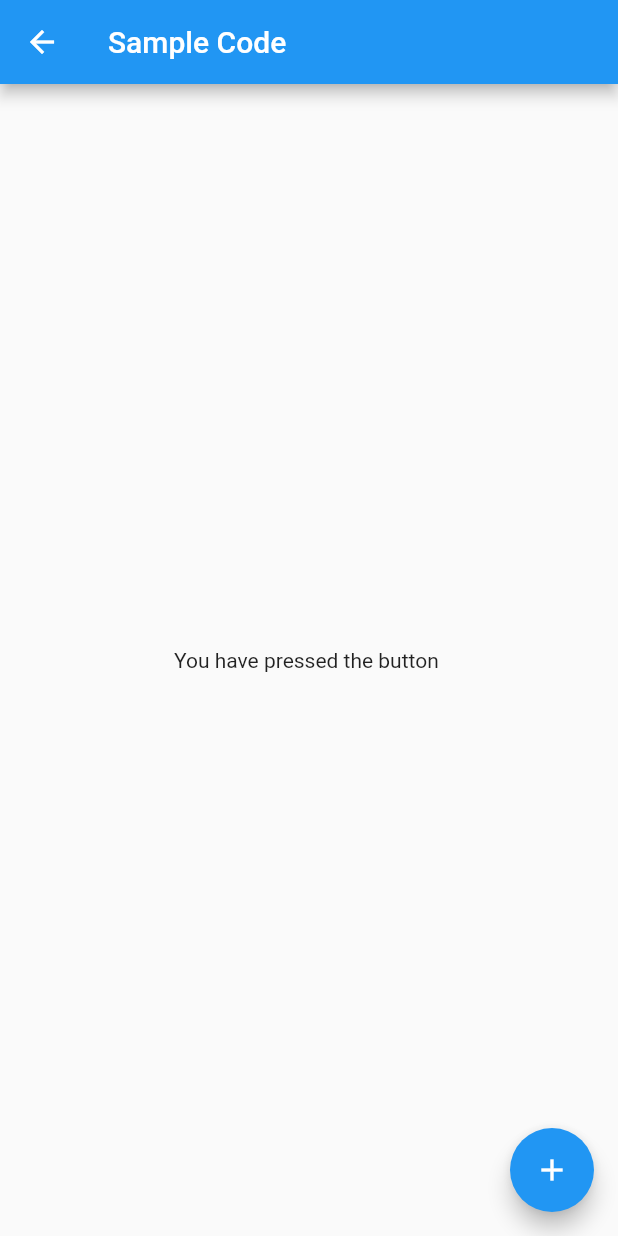
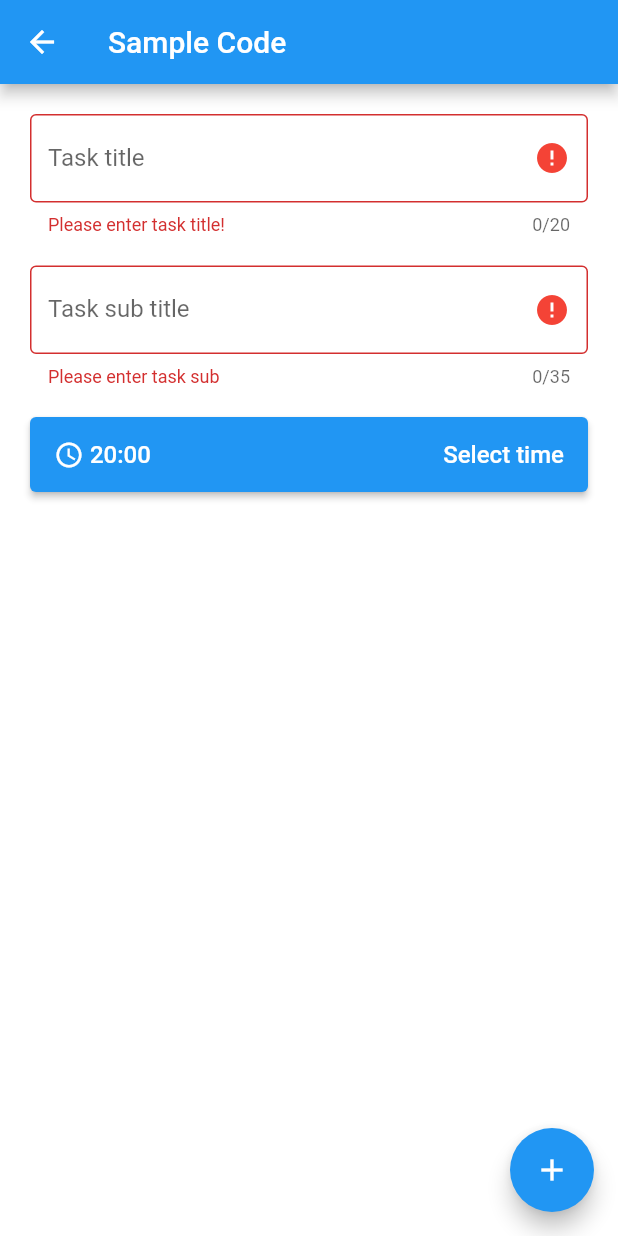
Before and after one commit to truongvn-saigontech/flutter-todo-app, a Flutter app: the ManageTaskScreen screen opened by its route, after a tap on the "add" icon, on a phone screen of 412 x 824 dp. Run offline on Flutter 3.47's test engine with Material 2 defaults, Android fonts, the phone set to English and light mode, and no system bars; our stand-ins replace get, validators; missing offline and left inert: day_night_time_picker.

Commit message:
implement GET for state management and implement manage task page

```diff
--- /dev/null
+++ b/lib/components/input_field/main.dart
@@ -0,0 +1,86 @@
+import 'package:flutter/material.dart';
+import 'package:to_do_app/models/validate.dart';
+
+class InputFieldV2 extends StatefulWidget {
+  final dynamic Function(String) onSaved;
+  final List<Validate> validates;
+
+  final bool? isValidField;
+  final String? initialValue;
+  final String? labelText;
+  final int? maxLength;
+
+  const InputFieldV2(
+      {Key? key,
+      this.isValidField,
+      this.labelText,
+      required this.validates,
+      required this.onSaved,
+      this.maxLength = 20,
+      this.initialValue = ''})
+      : super(key: key);
+
+  @override
+  _InputFieldV2State createState() => _InputFieldV2State();
+}
+
+class _InputFieldV2State extends State<InputFieldV2> {
+  bool? isCheckValidate;
+  Color handleCheckColor() {
+    if (isCheckValidate == null) return Colors.grey;
+    if (isCheckValidate as bool) return Colors.blue;
+    return Colors.red;
+  }
+
+  IconData handleCheckIcon() {
+    if (isCheckValidate == null) return Icons.error;
+    if (isCheckValidate as bool) return Icons.done;
+    return Icons.error;
+  }
+
+  String? handleValidator(String? value) {
+    for (Validate validate in widget.validates) {
+      if (validate.onValidate(value) == validate.isCondition) {
+        setState(() {
+          isCheckValidate = false;
+        });
+        return validate.message;
+      }
+    }
+
+    setState(() {
+      isCheckValidate = true;
+    });
+    return null;
+  }
+
+  OutlineInputBorder renderOutline() {
+    return OutlineInputBorder(
+      borderSide: BorderSide(
+        color: handleCheckColor(),
+      ),
+    );
+  }
+
+  @override
+  Widget build(BuildContext context) {
+    return TextFormField(
+      initialValue: widget.initialValue,
+      maxLength: widget.maxLength,
+      validator: handleValidator,
+      onSaved: (value) {
+        print(value);
+        print(context);
+      },
+      decoration: InputDecoration(
+        labelText: widget.labelText,
+        enabledBorder: renderOutline(),
+        border: renderOutline(),
+        suffixIcon: Icon(
+          handleCheckIcon(),
+          color: handleCheckColor(),
+        ),
+      ),
+    );
+  }
+}
--- a/lib/components/swipe_list.dart
+++ b/lib/components/swipe_list.dart
@@ -1,16 +1,16 @@
 import 'package:flutter/material.dart';
 import 'package:to_do_app/configs/routes/tasks.dart';
-import 'package:to_do_app/models/task.model.dart';
+import 'package:to_do_app/models/task/main.dart';
 
-List<TaskModel> tasks = List.from([
-  new TaskModel("Meeting", "Room 408", "12:30", Colors.red),
-  new TaskModel(
+List<Task> tasks = List.from([
+  new Task("Meeting", "Room 408", "12:30", Colors.red),
+  new Task(
       "Monthly Report", "Check with quality team", "14:30", Colors.purple),
-  new TaskModel(
+  new Task(
       "Call with Mike", "Discuss about release", "15:00", Colors.amber),
-  new TaskModel(
+  new Task(
       "Update", "Update website with new design", "15:30", Colors.green),
-  new TaskModel("Email", "Respond to Charles Email", "16:30", Colors.blue)
+  new Task("Email", "Respond to Charles Email", "16:30", Colors.blue)
 ]);
 
 class SwipeList extends StatelessWidget {
@@ -73,7 +73,7 @@ class SwipeList extends StatelessWidget {
       Navigator.pushNamed(context, MANAGE_TASK);
     }
 
-    return false;
+    return true;
   }
 }
 
@@ -105,7 +105,7 @@ class IconDissmissible extends StatelessWidget {
 
 class ListItemContainer extends StatelessWidget {
   final int index;
-  final TaskModel task;
+  final Task task;
 
   const ListItemContainer({Key? key, required this.index, required this.task})
       : super(key: key);
--- /dev/null
+++ b/lib/components/time_select.dart
@@ -0,0 +1,60 @@
+import 'package:day_night_time_picker/day_night_time_picker.dart';
+import 'package:day_night_time_picker/lib/constants.dart';
+import 'package:flutter/material.dart';
+
+class TimeSelectV2 extends StatefulWidget {
+  const TimeSelectV2({Key? key}) : super(key: key);
+
+  @override
+  _TimeSelectV2State createState() => _TimeSelectV2State();
+}
+
+class _TimeSelectV2State extends State<TimeSelectV2> {
+  @override
+  Widget build(BuildContext context) {
+    return Container(
+      child: ElevatedButton(
+        onPressed: () {},
+        child: Container(
+          alignment: Alignment.center,
+          height: 50.0,
+          child: Row(
+            mainAxisAlignment: MainAxisAlignment.spaceBetween,
+            children: <Widget>[
+              Row(
+                children: <Widget>[
+                  Container(
+                    child: Row(
+                      children: <Widget>[
+                        Icon(
+                          Icons.access_time,
+                          size: 20.0,
+                          color: Colors.white,
+                        ),
+                        Text(
+                          " 20:00",
+                          style: TextStyle(
+                              color: Colors.white,
+                              // fontWeight: FontWeight.bold,
+                              fontSize: 16.0),
+                        ),
+                      ],
+                    ),
+                  )
+                ],
+              ),
+              Text(
+                "  Select time",
+                style: TextStyle(
+                    color: Colors.white,
+                    // fontWeight: FontWeight.bold,
+                    fontSize: 16.0),
+              ),
+            ],
+          ),
+        ),
+        // color: Colors.white,
+      ),
+    );
+  }
+}
--- /dev/null
+++ b/lib/models/color_serializer.model.dart
@@ -0,0 +1,12 @@
+import 'package:flutter/widgets.dart';
+import 'package:json_annotation/json_annotation.dart';
+
+class ColorSerialiser implements JsonConverter<Color, int> {
+  const ColorSerialiser();
+
+  @override
+  Color fromJson(int json) => Color(json);
+
+  @override
+  int toJson(Color color) => color.value;
+}
--- /dev/null
+++ b/lib/models/task/main.dart
@@ -0,0 +1,19 @@
+import 'dart:ui';
+import 'package:flutter/material.dart';
+import 'package:json_annotation/json_annotation.dart';
+import 'package:to_do_app/models/color_serializer.model.dart';
+
+part 'main.g.dart';
+
+@JsonSerializable()
+class Task {
+  String taskname, subtask, tasktime;
+
+  @ColorSerialiser()
+  final Color status;
+
+  Task(this.taskname, this.subtask, this.tasktime, this.status);
+
+  factory Task.fromJson(Map<String, dynamic> json) => _$TaskFromJson(json);
+  Map<String, dynamic> toJson() => _$TaskToJson(this);
+}
--- /dev/null
+++ b/lib/models/validate.dart
@@ -0,0 +1,11 @@
+class Validate {
+
+  final String message;
+  final bool isCondition;
+  final Function(String?) onValidate;
+
+  Validate(
+      {required this.message,
+      required this.onValidate,
+      required this.isCondition});
+}
--- a/lib/screens/manage_task.screen.dart
+++ /dev/null
@@ -1,25 +0,0 @@
-import 'package:flutter/material.dart';
-
-class ManageTaskScreen extends StatefulWidget {
-  const ManageTaskScreen({Key? key}) : super(key: key);
-
-  @override
-  _ManageTaskScreenState createState() => _ManageTaskScreenState();
-}
-
-class _ManageTaskScreenState extends State<ManageTaskScreen> {
-  @override
-  Widget build(BuildContext context) {
-    return Scaffold(
-      appBar: AppBar(
-        title: const Text('Sample Code'),
-      ),
-      body: Center(child: Text('You have pressed the button ')),
-      floatingActionButton: FloatingActionButton(
-        onPressed: () => {},
-        tooltip: 'Increment Counter',
-        child: const Icon(Icons.add),
-      ),
-    );
-  }
-}
--- /dev/null
+++ b/lib/screens/manage_task/controller.dart
@@ -0,0 +1,6 @@
+import 'package:get/state_manager.dart';
+
+class ManageTaskController extends GetxController{
+  var count = 0.obs;
+  increment() => count++;
+}
--- /dev/null
+++ b/lib/screens/manage_task/main.screen.dart
@@ -0,0 +1,88 @@
+import 'package:flutter/material.dart';
+import 'package:to_do_app/components/input_field/main.dart';
+import 'package:to_do_app/components/time_select.dart';
+import 'package:to_do_app/models/task/main.dart';
+import 'package:to_do_app/models/validate.dart';
+import 'package:validators/validators.dart' as validator;
+
+class ManageTaskScreen extends StatefulWidget {
+  const ManageTaskScreen({Key? key}) : super(key: key);
+
+  @override
+  _ManageTaskScreenState createState() => _ManageTaskScreenState();
+}
+
+class _ManageTaskScreenState extends State<ManageTaskScreen> {
+  final _formKey = GlobalKey<FormState>();
+  Task task = new Task("", "", "", Colors.red);
+
+  @override
+  Widget build(BuildContext context) {
+    return Scaffold(
+      appBar: AppBar(
+        title: const Text('Sample Code'),
+      ),
+      body: Container(
+        padding: EdgeInsets.all(20.0),
+        height: MediaQuery.of(context).size.height,
+        width: MediaQuery.of(context).size.width,
+        color: Colors.white,
+        child: Form(
+          key: _formKey,
+          child: Column(
+            crossAxisAlignment: CrossAxisAlignment.start,
+            children: [
+              Padding(
+                padding: EdgeInsets.only(bottom: 20),
+                child: InputFieldV2(
+                  initialValue: task.taskname,
+                  labelText: 'Task title',
+                  onSaved: (String value) {
+                    task.taskname = value;
+                  },
+                  validates: [
+                    new Validate(
+                      message: 'Please enter task title!',
+                      onValidate: validator.isNull,
+                      isCondition: true,
+                    )
+                  ],
+                ),
+              ),
+              Padding(
+                padding: EdgeInsets.only(bottom: 20),
+                child: InputFieldV2(
+                  initialValue: task.subtask,
+                  labelText: 'Task sub title',
+                  maxLength: 35,
+                  onSaved: (String value) {
+                    task.subtask = value;
+                  },
+                  validates: [
+                    new Validate(
+                        message: 'Please enter task sub',
+                        onValidate: validator.isNull,
+                        isCondition: true)
+                  ],
+                ),
+              ),
+              TimeSelectV2()
+            ],
+          ),
+        ),
+      ),
+      floatingActionButton: FloatingActionButton(
+        onPressed: () => {
+          if (_formKey.currentState!.validate())
+            {
+              ScaffoldMessenger.of(context).showSnackBar(
+                const SnackBar(content: Text('Processing Data')),
+              )
+            }
+        },
+        tooltip: 'Increment Counter',
+        child: const Icon(Icons.add),
+      ),
+    );
+  }
+}
```
Also changed, not shown: lib/main.dart (+5 -5 lines), lib/models/task.model.dart (deleted, +0 -10 lines), lib/screens/manage_task/task_form.dart (added, +79 -0 lines), pubspec.yaml (+8 -3 lines), lib/models/task/main.g.dart (added), lib/screens/calendar/main.screen.dart (renamed from lib/screens/calendar.screen.dart), lib/screens/list_tasks/controller.dart (added), lib/screens/list_tasks/main.screen.dart (renamed from lib/screens/list_tasks.screen.dart), pubspec.lock.
